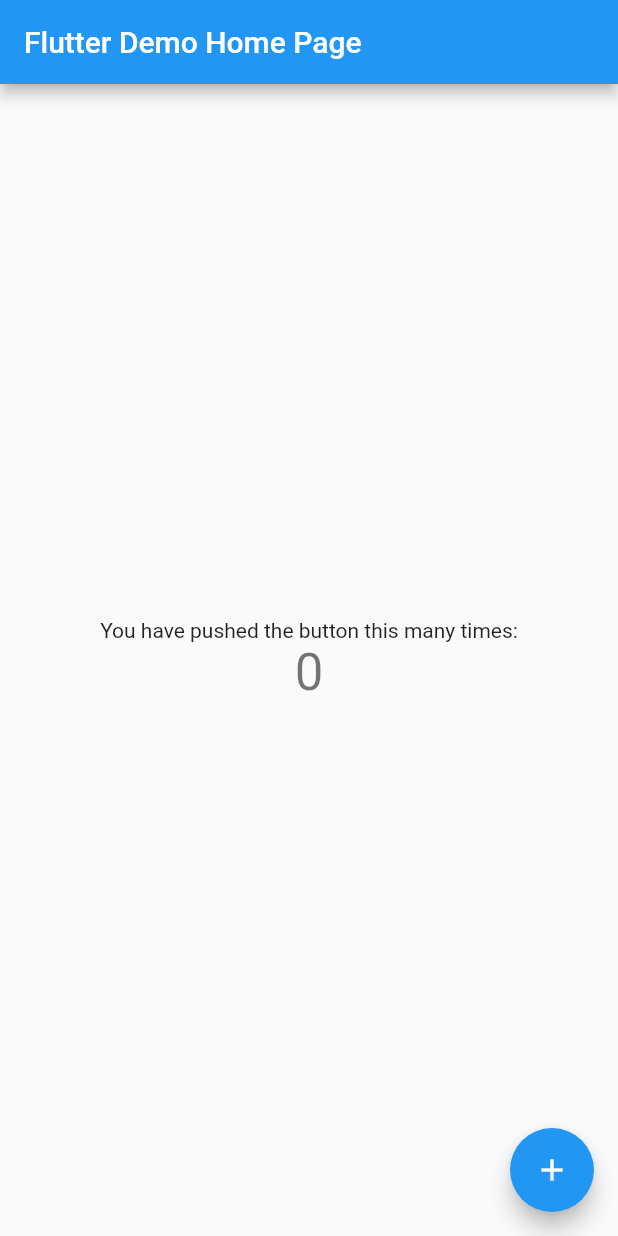
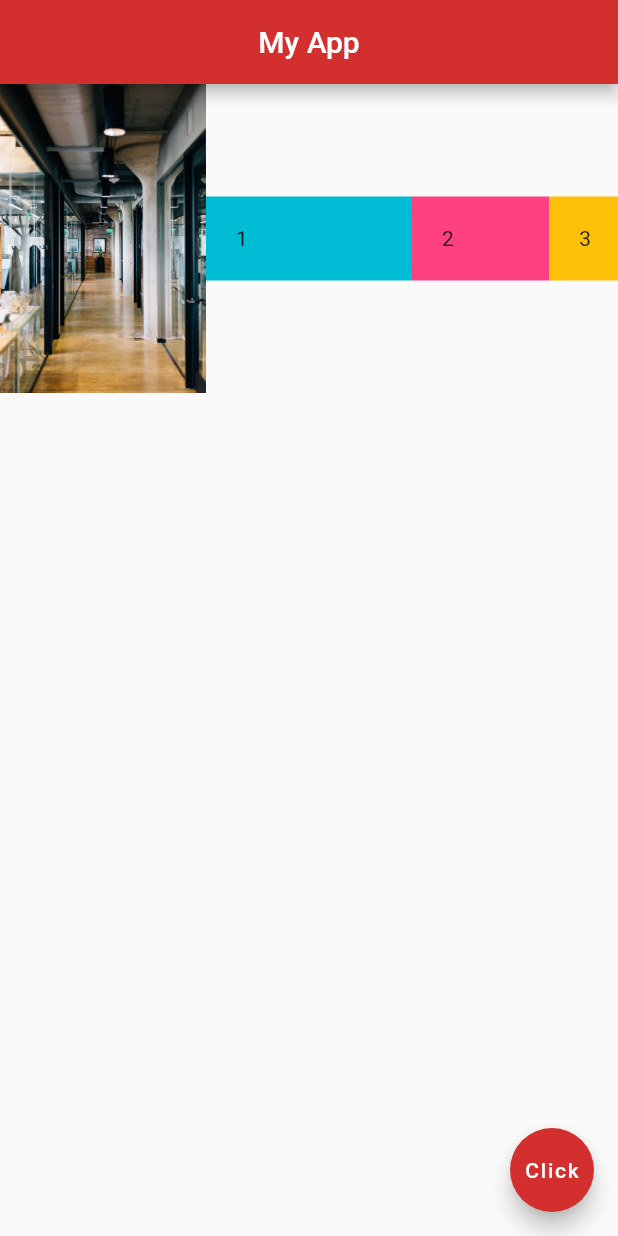
Before and after one commit to zzacong/flutter-tutorial-beginners, a Flutter app: the screen it shows after launch, on a phone screen of 412 x 824 dp. Run offline on Flutter 3.47's test engine with Material 2 defaults, Android fonts, the phone set to English and light mode, and no system bars.

Commit message:
tutorial: learn flutter basics

```diff
--- a/lib/main.dart
+++ b/lib/main.dart
@@ -1,115 +1,162 @@
+// ignore_for_file: prefer_const_constructors
+
 import 'package:flutter/material.dart';
 
 void main() {
-  runApp(const MyApp());
+  runApp(const MaterialApp(
+    home: Home(),
+  ));
 }
 
-class MyApp extends StatelessWidget {
-  const MyApp({Key? key}) : super(key: key);
+class Home extends StatelessWidget {
+  const Home({Key? key}) : super(key: key);
 
-  // This widget is the root of your application.
   @override
   Widget build(BuildContext context) {
-    return MaterialApp(
-      title: 'Flutter Demo',
-      theme: ThemeData(
-        // This is the theme of your application.
-        //
-        // Try running your application with "flutter run". You'll see the
-        // application has a blue toolbar. Then, without quitting the app, try
-        // changing the primarySwatch below to Colors.green and then invoke
-        // "hot reload" (press "r" in the console where you ran "flutter run",
-        // or simply save your changes to "hot reload" in a Flutter IDE).
-        // Notice that the counter didn't reset back to zero; the application
-        // is not restarted.
-        primarySwatch: Colors.blue,
+    return Scaffold(
+      appBar: AppBar(
+        title: Text('My App'),
+        centerTitle: true,
+        backgroundColor: Colors.red[700],
       ),
-      home: const MyHomePage(title: 'Flutter Demo Home Page'),
+
+      // body: Center(
+      /** Image */
+      //   // child: Image.network(
+      //   //     "https://images.unsplash.com/photo-1644247988716-e5b98d435f22"),
+      //   // child: Image.asset("assets/images/img1.jpg"),
+
+      /** Buttons and Icons */
+      //   // child: Icon(
+      //   //   Icons.airport_shuttle,
+      //   //   color: Colors.lightBlue,
+      //   //   size: 100,
+      //   // ),
+
+      //   // child: ElevatedButton(
+      //   //   onPressed: () {},
+      //   //   child: Text('Click me'),
+      //   //   style: ElevatedButton.styleFrom(
+      //   //     primary: Colors.red,
+      //   //   ),
+      //   // ),
+
+      //   // child: ElevatedButton.icon(
+      //   //   onPressed: () {},
+      //   //   icon: Icon(Icons.mail),
+      //   //   label: Text('mail me'),
+      //   //   style: ElevatedButton.styleFrom(
+      //   //     primary: Colors.red,
+      //   //   ),
+      //   // ),
+
+      //   // child: IconButton(
+      //   //   onPressed: () {},
+      //   //   icon: Icon(Icons.alternate_email),
+      //   //   color: Colors.amber,
+      //   ),
+
+      /** Containers & Padding */
+      // body: Container(
+      //   color: Colors.grey[200],
+      //   // padding: EdgeInsets.all(20),
+      //   padding: EdgeInsets.symmetric(horizontal: 20, vertical: 10),
+      //   // padding: EdgeInsets.fromLTRB(10, 20, 30, 40),
+      //   margin: EdgeInsets.all(20),
+      //   child: Text('hello'),
+      // ),
+
+      // body: Padding(
+      //   padding: EdgeInsets.all(20),
+      //   child: Text("some text"),
+      // ),
+
+      /** Rows */
+      // body: Row(
+      //   mainAxisAlignment: MainAxisAlignment.spaceEvenly,
+      //   crossAxisAlignment: CrossAxisAlignment.center,
+      //   children: <Widget>[
+      //     Text('hello world'),
+      //     TextButton(
+      //       onPressed: () {},
+      //       child: Text('Button'),
+      //     ),
+      //     Container(
+      //       color: Colors.cyan,
+      //       padding: EdgeInsets.all(20),
+      //       child: Text('inside container'),
+      //     )
+      //   ],
+      // ),
+
+      /** Columns */
+      // body: Column(
+      //   mainAxisAlignment: MainAxisAlignment.center,
+      //   crossAxisAlignment: CrossAxisAlignment.end,
+      //   children: <Widget>[
+      //     Row(
+      //       children: <Widget>[
+      //         Text('hello'),
+      //         Text('world'),
+      //       ],
+      //     ),
+      //     Container(
+      //       padding: EdgeInsets.all(20),
+      //       color: Colors.cyanAccent,
+      //       child: Text('one'),
+      //     ),
+      //     Container(
+      //       padding: EdgeInsets.all(30),
+      //       color: Colors.pinkAccent,
+      //       child: Text('one'),
+      //     ),
+      //     Container(
+      //       padding: EdgeInsets.all(40),
+      //       color: Colors.amberAccent,
+      //       child: Text('one'),
+      //     ),
+      //   ],
+      // ),
+
+      /** Expanded Widgets */
+      body: Row(
+        children: <Widget>[
+          Expanded(
+            flex: 3,
+            child: Image.asset('assets/images/img1.jpg'),
+          ),
+          Expanded(
+            flex: 3,
+            child: Container(
+              padding: EdgeInsets.all(20),
+              color: Colors.cyan,
+              child: Text('1'),
+            ),
+          ),
+          Expanded(
+            flex: 2,
+            child: Container(
+              padding: EdgeInsets.all(20),
+              color: Colors.pinkAccent,
+              child: Text('2'),
+            ),
+          ),
+          Expanded(
+            flex: 1,
+            child: Container(
+              padding: EdgeInsets.all(20),
+              color: Colors.amber,
+              child: Text('3'),
+            ),
+          ),
+        ],
+      ),
+
+      floatingActionButton: FloatingActionButton(
+        child: Text("Click"),
+        onPressed: () {},
+        backgroundColor: Colors.red[700],
+      ),
     );
   }
 }
-
-class MyHomePage extends StatefulWidget {
-  const MyHomePage({Key? key, required this.title}) : super(key: key);
-
-  // This widget is the home page of your application. It is stateful, meaning
-  // that it has a State object (defined below) that contains fields that affect
-  // how it looks.
-
-  // This class is the configuration for the state. It holds the values (in this
-  // case the title) provided by the parent (in this case the App widget) and
-  // used by the build method of the State. Fields in a Widget subclass are
-  // always marked "final".
-
-  final String title;
-
-  @override
-  State<MyHomePage> createState() => _MyHomePageState();
-}
-
-class _MyHomePageState extends State<MyHomePage> {
-  int _counter = 0;
-
-  void _incrementCounter() {
-    setState(() {
-      // This call to setState tells the Flutter framework that something has
-      // changed in this State, which causes it to rerun the build method below
-      // so that the display can reflect the updated values. If we changed
-      // _counter without calling setState(), then the build method would not be
-      // called again, and so nothing would appear to happen.
-      _counter++;
-    });
-  }
-
-  @override
-  Widget build(BuildContext context) {
-    // This method is rerun every time setState is called, for instance as done
-    // by the _incrementCounter method above.
-    //
-    // The Flutter framework has been optimized to make rerunning build methods
-    // fast, so that you can just rebuild anything that needs updating rather
-    // than having to individually change instances of widgets.
-    return Scaffold(
-      appBar: AppBar(
-        // Here we take the value from the MyHomePage object that was created by
-        // the App.build method, and use it to set our appbar title.
-        title: Text(widget.title),
-      ),
-      body: Center(
-        // Center is a layout widget. It takes a single child and positions it
-        // in the middle of the parent.
-        child: Column(
-          // Column is also a layout widget. It takes a list of children and
-          // arranges them vertically. By default, it sizes itself to fit its
-          // children horizontally, and tries to be as tall as its parent.
-          //
-          // Invoke "debug painting" (press "p" in the console, choose the
-          // "Toggle Debug Paint" action from the Flutter Inspector in Android
-          // Studio, or the "Toggle Debug Paint" command in Visual Studio Code)
-          // to see the wireframe for each widget.
-          //
-          // Column has various properties to control how it sizes itself and
-          // how it positions its children. Here we use mainAxisAlignment to
-          // center the children vertically; the main axis here is the vertical
-          // axis because Columns are vertical (the cross axis would be
-          // horizontal).
-          mainAxisAlignment: MainAxisAlignment.center,
-          children: <Widget>[
-            const Text(
-              'You have pushed the button this many times:',
-            ),
-            Text(
-              '$_counter',
-              style: Theme.of(context).textTheme.headline4,
-            ),
-          ],
-        ),
-      ),
-      floatingActionButton: FloatingActionButton(
-        onPressed: _incrementCounter,
-        tooltip: 'Increment',
-        child: const Icon(Icons.add),
-      ), // This trailing comma makes auto-formatting nicer for build methods.
-    );
-  }
-}
```
Also changed, not shown: pubspec.yaml (+14 -17 lines).
